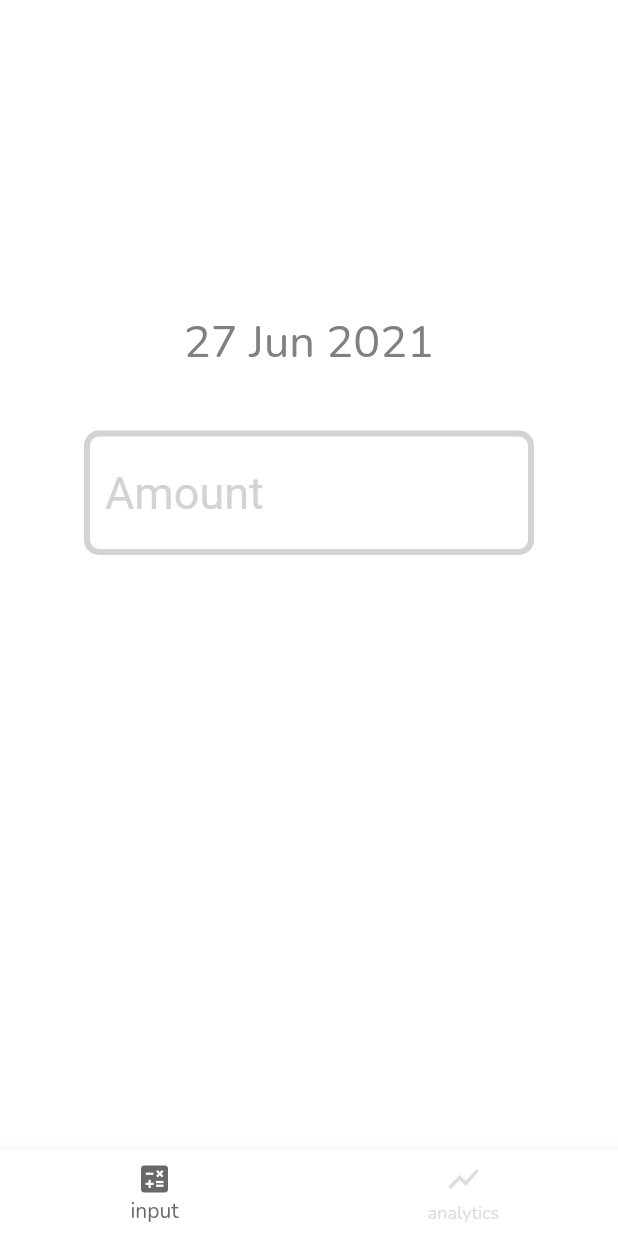
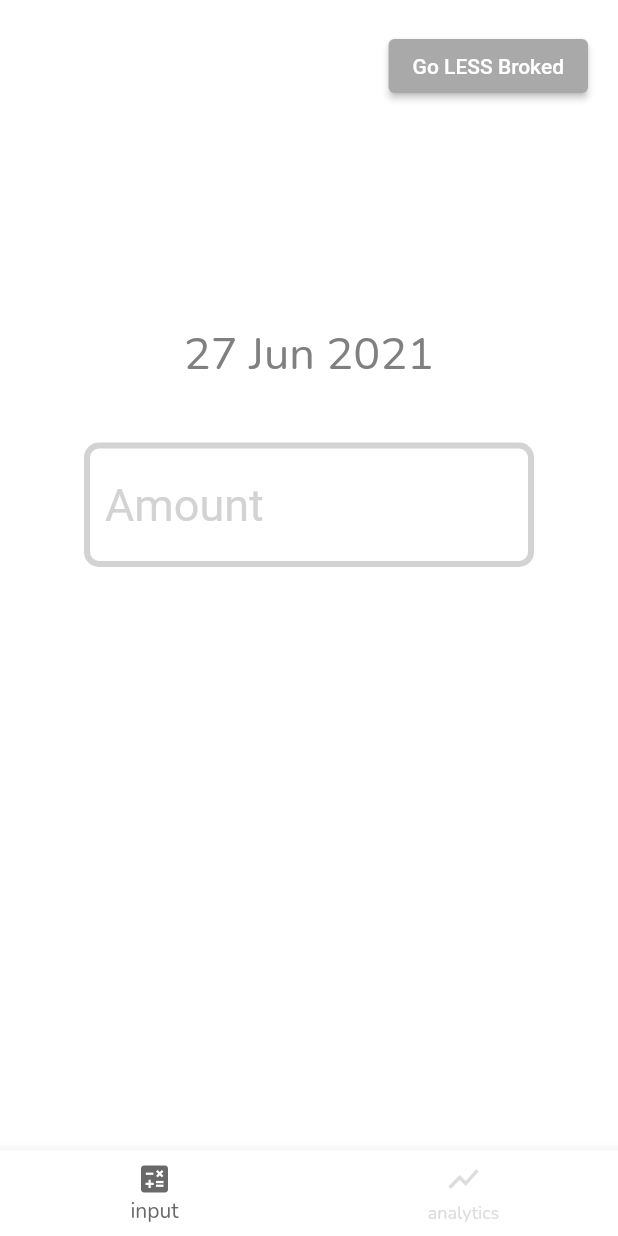
Before and after one commit to phantomcorn/Broked, a Flutter app: the screen it shows after launch, on a phone screen of 412 x 824 dp. Run offline on Flutter 3.47's test engine with Material 2 defaults, Android fonts, the phone set to English and light mode, and no system bars; our stand-ins replace audioplayers, flutter_datetime_picker, google_fonts, sqflite; missing offline and left inert: animated_button; accounts and stored records are empty.

Commit message:
add budget button to UI

```diff
--- a/lib/main.dart
+++ b/lib/main.dart
@@ -466,22 +466,18 @@ class _BrokeMain extends State<BrokeMain> {
         body: Center(
           child : Column(
             children: <Widget> [
-              /*
               Container(
                 margin: EdgeInsets.fromLTRB(20, 20, 20, 140),
                 child : Row(
                   children: [
-                    summaryButton(),
                     Spacer(),
                     budgetButton()
                   ],
                   mainAxisAlignment: MainAxisAlignment.spaceBetween,
                 )
               ),
-              */
               Container(
-                child : datePicker(),
-                margin: EdgeInsets.fromLTRB(20, 200, 20, 0)
+                child : datePicker()
               ),
               Container(
                 width: 300,
```
